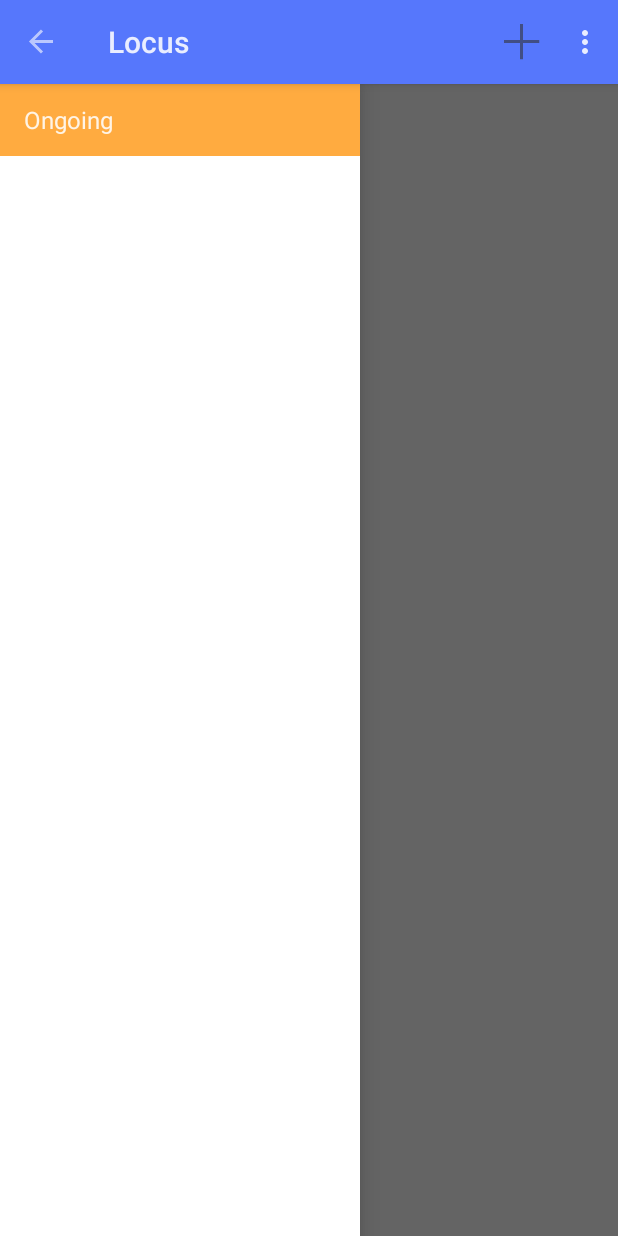
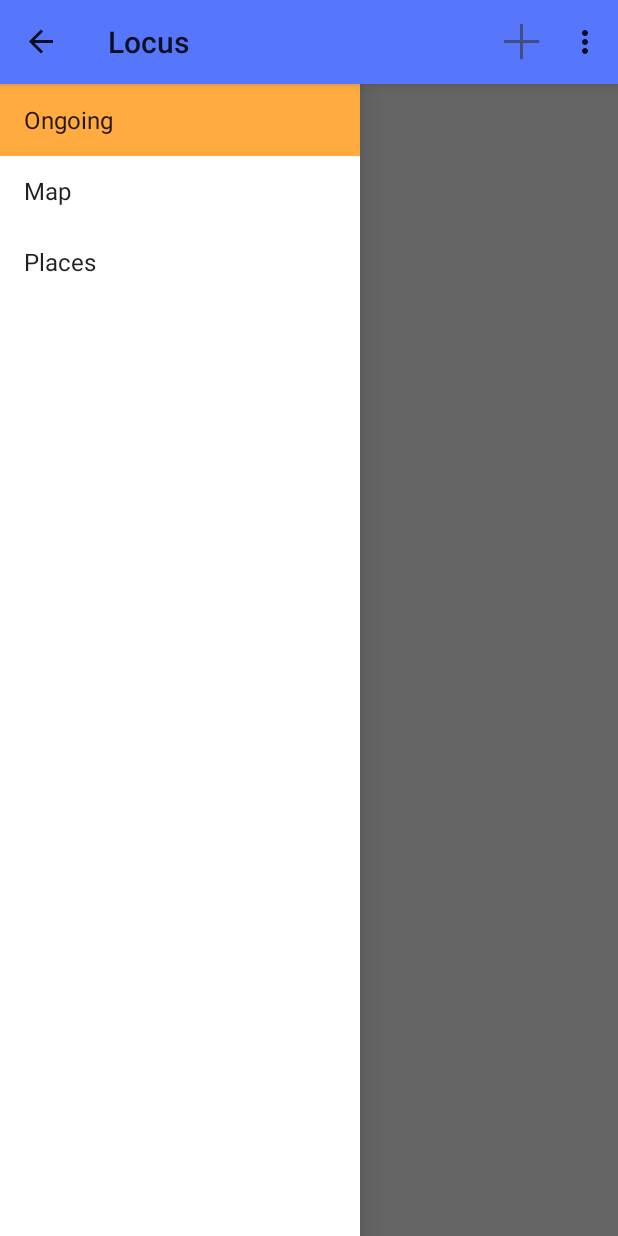
Before and after one commit to mohitd/locus, an Android app: the screen it shows after launch (MainActivity), on a phone screen of 412 x 824 dp. Run offline under Robolectric (Android 15) with nearby library versions, the phone set to English and light mode, and no system bars; 1 statement that could not run was skipped.

Commit message:
Included AppCompat and support library for Material Design.

```diff
--- a/app/build.gradle
+++ b/app/build.gradle
@@ -24,7 +24,7 @@ android {
 }
 
 dependencies {
-    compile 'com.google.android.gms:play-services:6.1.11'
+    compile 'com.google.android.gms:play-services:6.1.71'
     compile 'com.android.support:support-v13:21.0.0'
     compile 'com.android.support:appcompat-v7:21.0.0'
     compile project(':datetimepicker')
--- a/app/src/main/java/com/centauri/locus/GeofenceSelectorActivity.java
+++ b/app/src/main/java/com/centauri/locus/GeofenceSelectorActivity.java
@@ -197,9 +197,8 @@ public class GeofenceSelectorActivity extends FragmentActivity implements OnMapC
     }
 
     private void addGeofence(LinearLayout viewLayout, LatLng loc, boolean details) {
-        LinearLayout linearLayout = (LinearLayout) viewLayout;
         ContentValues values = new ContentValues();
-        values.put(Locus.Task.COLUMN_TITLE, ((EditText) linearLayout
+        values.put(Locus.Task.COLUMN_TITLE, ((EditText) viewLayout
                 .findViewById(R.id.newTaskEditText)).getText().toString());
         values.put(Locus.Task.COLUMN_DESCRIPTION, "");
         values.put(Locus.Task.COLUMN_LATITUDE, loc.latitude);
--- a/app/src/main/java/com/centauri/locus/MainActivity.java
+++ b/app/src/main/java/com/centauri/locus/MainActivity.java
@@ -1,7 +1,5 @@
 package com.centauri.locus;
 
-import android.app.ActionBar;
-import android.app.Activity;
 import android.app.FragmentManager;
 import android.content.BroadcastReceiver;
 import android.content.Context;
@@ -10,18 +8,19 @@ import android.content.IntentFilter;
 import android.os.Bundle;
 import android.support.v4.content.LocalBroadcastManager;
 import android.support.v4.widget.DrawerLayout;
+import android.support.v7.app.ActionBar;
+import android.support.v7.app.ActionBarActivity;
 import android.text.TextUtils;
 import android.util.Log;
 import android.view.Menu;
 import android.view.MenuItem;
 import android.view.View;
-import android.widget.ImageView;
 import android.widget.ListView;
 import android.widget.Toast;
 
 import com.centauri.locus.geofence.GeofenceUtils;
 
-public class MainActivity extends Activity implements
+public class MainActivity extends ActionBarActivity implements
         NavigationDrawerFragment.NavigationDrawerCallbacks,
         TaskListFragment.OnListItemClickedCallback {
 
@@ -47,7 +46,7 @@ public class MainActivity extends Activity implements
         super.onCreate(savedInstanceState);
         setContentView(R.layout.activity_main);
 
-        navigationDrawerFragment = (NavigationDrawerFragment) getFragmentManager()
+        navigationDrawerFragment = (NavigationDrawerFragment) getSupportFragmentManager()
                 .findFragmentById(R.id.navigation_drawer);
         title = getTitle();
 
@@ -118,7 +117,7 @@ public class MainActivity extends Activity implements
     }
 
     public void restoreActionBar() {
-        ActionBar actionBar = getActionBar();
+        ActionBar actionBar = getSupportActionBar();
         actionBar.setDisplayShowTitleEnabled(true);
         actionBar.setTitle(title);
     }
--- a/app/src/main/java/com/centauri/locus/NavigationDrawerFragment.java
+++ b/app/src/main/java/com/centauri/locus/NavigationDrawerFragment.java
@@ -1,14 +1,15 @@
 package com.centauri.locus;
 
-import android.app.ActionBar;
+import android.support.v7.app.ActionBar;
 import android.app.Activity;
-import android.app.Fragment;
 import android.content.SharedPreferences;
 import android.content.res.Configuration;
 import android.os.Bundle;
 import android.preference.PreferenceManager;
+import android.support.v4.app.Fragment;
 import android.support.v4.view.GravityCompat;
 import android.support.v4.widget.DrawerLayout;
+import android.support.v7.app.ActionBarActivity;
 import android.support.v7.app.ActionBarDrawerToggle;
 import android.view.LayoutInflater;
 import android.view.Menu;
@@ -98,7 +99,7 @@ public class NavigationDrawerFragment extends Fragment {
                 selectItem(position);
             }
         });
-        drawerListView.setAdapter(new ArrayAdapter<String>(getActionBar().getThemedContext(),
+        drawerListView.setAdapter(new ArrayAdapter<String>(getActivity(),
                 android.R.layout.simple_list_item_activated_1, android.R.id.text1, new String[] {
                     getString(R.string.title_ongoing), getString(R.string.title_map),
                     getString(R.string.title_places), }));
@@ -275,7 +276,7 @@ public class NavigationDrawerFragment extends Fragment {
     }
 
     private ActionBar getActionBar() {
-        return getActivity().getActionBar();
+        return ((ActionBarActivity) getActivity()).getSupportActionBar();
     }
 
     /**
--- a/app/src/main/res/menu/main.xml
+++ b/app/src/main/res/menu/main.xml
@@ -1,11 +1,12 @@
 <menu xmlns:android="http://schemas.android.com/apk/res/android"
     xmlns:tools="http://schemas.android.com/tools"
+    xmlns:app="http://schemas.android.com/apk/res-auto"
     tools:context="com.centauri.locus.MainActivity" >
 
     <item
         android:id="@+id/action_add"
         android:icon="@drawable/ic_action_new"
-        android:showAsAction="ifRoom"
+        app:showAsAction="ifRoom"
         android:title="@string/add" />
 
 </menu>
--- a/app/src/main/res/values-v11/styles.xml
+++ /dev/null
@@ -1,11 +0,0 @@
-<resources>
-
-    <!--
-        Base application theme for API 11+. This theme completely replaces
-        AppBaseTheme from res/values/styles.xml on API 11+ devices.
-    -->
-    <style name="AppBaseTheme" parent="android:Theme.Holo.Light">
-        <!-- API 11 theme customizations can go here. -->
-    </style>
-
-</resources>
--- a/app/src/main/res/values-v14/styles.xml
+++ /dev/null
@@ -1,12 +0,0 @@
-<resources>
-
-    <!--
-        Base application theme for API 14+. This theme completely replaces
-        AppBaseTheme from BOTH res/values/styles.xml and
-        res/values-v11/styles.xml on API 14+ devices.
-    -->
-    <style name="AppBaseTheme" parent="android:Theme.Holo.Light">
-        <!-- API 14 theme customizations can go here. -->
-    </style>
-
-</resources>
--- a/app/src/main/res/values-v21/color.xml
+++ /dev/null
@@ -1,6 +0,0 @@
-<?xml version="1.0" encoding="utf-8"?>
-<resources>
-    <color name="primary">#5677fc</color>
-    <color name="primary_dark">#455ede</color>
-    <color name="accent">#ffab40</color>
-</resources>
--- a/app/src/main/res/values-v21/styles.xml
+++ b/app/src/main/res/values-v21/styles.xml
@@ -1,6 +1,6 @@
 <?xml version="1.0" encoding="utf-8"?>
 <resources>
-    <style name="AppTheme" parent="android:Theme.Material.Light.DarkActionBar">
+    <style name="AppTheme" parent="AppBaseTheme">
         <!-- Main theme colors -->
         <!--   your app branding color for the app bar -->
         <item name="android:colorPrimary">@color/primary</item>
--- a/app/src/main/res/values/styles.xml
+++ b/app/src/main/res/values/styles.xml
@@ -4,7 +4,7 @@
         Base application theme, dependent on API level. This theme is replaced
         by AppBaseTheme from res/values-vXX/styles.xml on newer devices.
     -->
-    <style name="AppBaseTheme" parent="Theme.AppCompat">
+    <style name="AppBaseTheme" parent="Theme.AppCompat.Light">
         <!--
             Theme customizations available in newer API levels can go in
             res/values-vXX/styles.xml, while customizations related to
@@ -22,8 +22,7 @@
     <!-- Application theme. -->
     <style name="AppTheme" parent="AppBaseTheme">
         <!-- All customizations that are NOT specific to a particular API-level can go here. -->
-        <item name="android:displayOptions">showHome|homeAsUp|showTitle</item>
-        <item name="android:icon">@android:color/transparent</item>
+        <item name="android:windowActionBar">true</item>
     </style>
 
 </resources>
--- a/settings.gradle
+++ b/settings.gradle
@@ -1 +1,2 @@
-include ':app', ':datetimepicker'
+include ':app'
+include ':datetimepicker'
```
Also changed, not shown: 1 other file.
